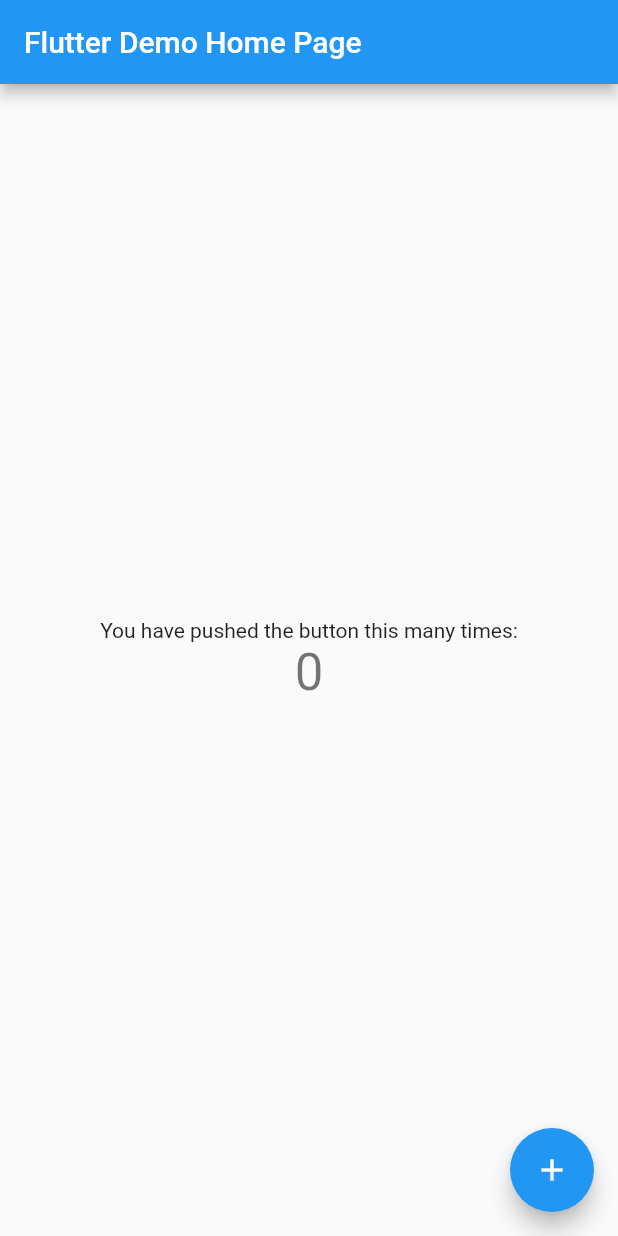
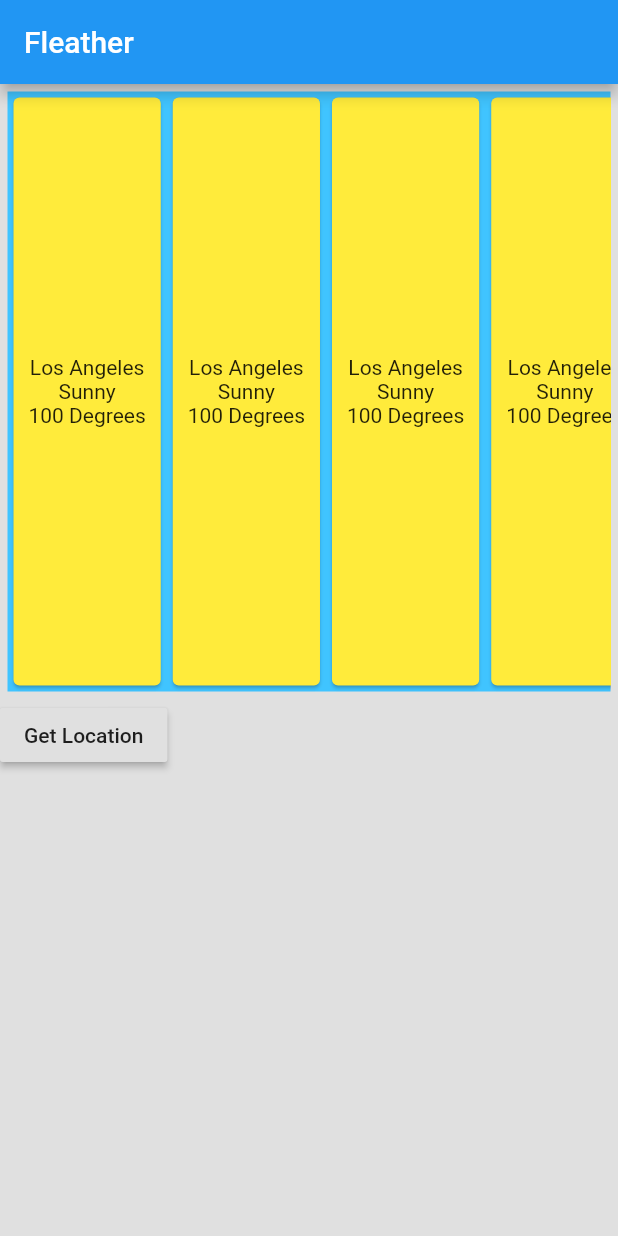
Before and after one commit to AndresRodCodes/Fleather, a Flutter app: the screen it shows after launch, on a phone screen of 412 x 824 dp. Run offline on Flutter 3.47's test engine with Material 2 defaults, Android fonts, the phone set to English and light mode, and no system bars.

Commit message:
added button and horizontal list view

```diff
--- a/lib/main.dart
+++ b/lib/main.dart
@@ -7,35 +7,17 @@ class MyApp extends StatelessWidget {
   @override
   Widget build(BuildContext context) {
     return MaterialApp(
-      title: 'Flutter Demo',
+      title: 'Fleather',
       theme: ThemeData(
-        // This is the theme of your application.
-        //
-        // Try running your application with "flutter run". You'll see the
-        // application has a blue toolbar. Then, without quitting the app, try
-        // changing the primarySwatch below to Colors.green and then invoke
-        // "hot reload" (press "r" in the console where you ran "flutter run",
-        // or simply save your changes to "hot reload" in a Flutter IDE).
-        // Notice that the counter didn't reset back to zero; the application
-        // is not restarted.
         primarySwatch: Colors.blue,
       ),
-      home: MyHomePage(title: 'Flutter Demo Home Page'),
+      home: MyHomePage(title: 'Fleather'),
     );
   }
 }
 
 class MyHomePage extends StatefulWidget {
   MyHomePage({Key key, this.title}) : super(key: key);
-
-  // This widget is the home page of your application. It is stateful, meaning
-  // that it has a State object (defined below) that contains fields that affect
-  // how it looks.
-
-  // This class is the configuration for the state. It holds the values (in this
-  // case the title) provided by the parent (in this case the App widget) and
-  // used by the build method of the State. Fields in a Widget subclass are
-  // always marked "final".
 
   final String title;
 
@@ -48,64 +30,60 @@ class _MyHomePageState extends State<MyHomePage> {
 
   void _incrementCounter() {
     setState(() {
-      // This call to setState tells the Flutter framework that something has
-      // changed in this State, which causes it to rerun the build method below
-      // so that the display can reflect the updated values. If we changed
-      // _counter without calling setState(), then the build method would not be
-      // called again, and so nothing would appear to happen.
       _counter++;
     });
   }
 
   @override
   Widget build(BuildContext context) {
-    // This method is rerun every time setState is called, for instance as done
-    // by the _incrementCounter method above.
-    //
-    // The Flutter framework has been optimized to make rerunning build methods
-    // fast, so that you can just rebuild anything that needs updating rather
-    // than having to individually change instances of widgets.
     return Scaffold(
+      backgroundColor: Colors.black12,
       appBar: AppBar(
         // Here we take the value from the MyHomePage object that was created by
         // the App.build method, and use it to set our appbar title.
         title: Text(widget.title),
       ),
-      body: Center(
-        // Center is a layout widget. It takes a single child and positions it
-        // in the middle of the parent.
-        child: Column(
-          // Column is also layout widget. It takes a list of children and
-          // arranges them vertically. By default, it sizes itself to fit its
-          // children horizontally, and tries to be as tall as its parent.
-          //
-          // Invoke "debug painting" (press "p" in the console, choose the
-          // "Toggle Debug Paint" action from the Flutter Inspector in Android
-          // Studio, or the "Toggle Debug Paint" command in Visual Studio Code)
-          // to see the wireframe for each widget.
-          //
-          // Column has various properties to control how it sizes itself and
-          // how it positions its children. Here we use mainAxisAlignment to
-          // center the children vertically; the main axis here is the vertical
-          // axis because Columns are vertical (the cross axis would be
-          // horizontal).
-          mainAxisAlignment: MainAxisAlignment.center,
-          children: <Widget>[
-            Text(
-              'You have pushed the button this many times:',
+      body: Column(
+        children: <Widget>[
+          SafeArea(
+              child: Padding(
+            padding: const EdgeInsets.all(5.0),
+            child: Container(
+              color: Colors.lightBlueAccent,
+              height: 400.0,
+              child: ListView.builder(
+                  itemCount: 7,
+                  scrollDirection: Axis.horizontal,
+                  itemBuilder: (context, index) => Card(
+                        color: Colors.yellow,
+                        child: Padding(
+                          padding: const EdgeInsets.all(10.0),
+                          child: Column(
+                            mainAxisAlignment: MainAxisAlignment.center,
+                            children: <Widget>[
+                              Text('Los Angeles'),
+                              Text('Sunny'),
+                              Text('100 Degrees'),
+                            ],
+                          ),
+                        ),
+                      )),
             ),
-            Text(
-              '$_counter',
-              style: Theme.of(context).textTheme.display1,
-            ),
-          ],
-        ),
+          )),
+          Row(
+            children: <Widget>[
+              Center(
+                child: Container(
+                  child: RaisedButton(
+                    onPressed: () {},
+                    child: Text('Get Location'),
+                  ),
+                ),
+              ),
+            ],
+          )
+        ],
       ),
-      floatingActionButton: FloatingActionButton(
-        onPressed: _incrementCounter,
-        tooltip: 'Increment',
-        child: Icon(Icons.add),
-      ), // This trailing comma makes auto-formatting nicer for build methods.
     );
   }
 }
```
